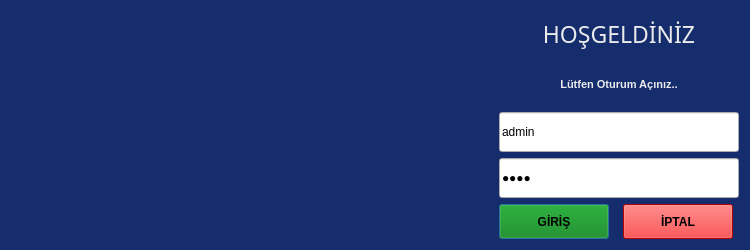
Above: ui/ui_files/auth_window.ui from AyhanErcan70/SATTUP before the change. Below: the same form after it.
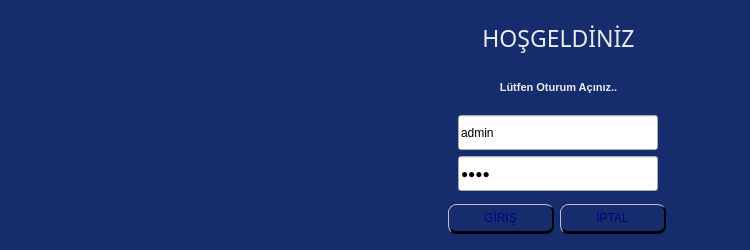
That is the form after the change. Icons and pictures are not drawn.

Commit message: Login-Logout çalışmaları

```diff
--- a/ui/ui_files/auth_window.ui
+++ b/ui/ui_files/auth_window.ui
@@ -26,10 +26,56 @@
    <string>Oturum Açma Paneli</string>
   </property>
   <property name="styleSheet">
-   <string notr="true">#auth_form{
+   <string notr="true">*#auth_form{
 background-color: #162D6D;
 }
-QPushButton#btn_login {
+QPushButton {
+	background-color: qlineargradient(x1:0, y1:0, x2:0, y2:1,
+                                      stop:0 #dcdcdd, stop: 0.5 #acacac,
+                                      stop: 0.6 #959595, stop:1 #828282);
+    color: #00007f;
+	
+    font-family: '', sans-serif;
+	font: 10pt &quot;&quot;;
+	font: 900 9pt &quot;&quot;;
+	font: 9pt &quot;&quot;;
+	font: 700 10pt &quot;DaytonaPro&quot;;
+    
+    font-size: 12px;
+    border-radius: 8px;
+	border-top: 1px solid #C0C0C0;
+    border-left: 1px solid #C0C0C0;
+    border-right: 2px solid #000;  /* Sağ gölge kalınlığı */
+    border-bottom: 3px solid #000; /* Alt gölge kalınlığı */
+    
+    margin-right: 4px; /* Gölgenin kesilmemesi için alan bırakıyoruz */
+    margin-bottom: 5px;
+    
+}
+/* Üzerine gelince gölge rengini biraz açabiliriz */
+QPushButton:hover {
+	background-color: qlineargradient(x1:0, y1:0, x2:0, y2:1,
+                                      stop:0 #dcdcdd, stop: 0.5 #acacac,
+                                      stop: 0.6 #959595, stop:1 #828282);
+    border-right: 4px solid #A9A9A9;
+    border-bottom: 5px solid #808080;
+	margin-top: 2px;
+}
+QPushButton#btn_login:hover {color:#007900;}
+QPushButton#btn_cancel:hover {color:#b10000;}
+
+/* Basıldığında gölgeler küçülmeli ki buton çökmüş görünsün */
+QPushButton:pressed {
+    color: #ffaa00;
+    border: 2px solid #ffffff;  /* Sağ gölge kaybolur */      
+    margin-top: 4px;    /* Butonu fiziksel olarak aşağı kaydırır */
+    margin-left: 2px;   /* Butonu fiziksel olarak sağa kaydırır */
+    margin-bottom: 1px;
+    margin-right: 2px;
+    padding-top: 8px;  /* Metni buton içinde aşağı kaydırır */
+}
+
+/*QPushButton#btn_login {
 background-color: green;
 font: 12pt &quot;Century Gothic&quot;;
 font-weight: bold;
@@ -38,7 +84,7 @@
 background-color: red;
 font: 12pt &quot;Century Gothic&quot;;
 font-weight: bold;
-}
+}*/
 
 QLineEdit {
 font: 11pt &quot;Century Gothic&quot;;
@@ -56,12 +102,8 @@
 padding-top: 8px;
 }
 
-#btn_login:pressed, #btn_cancel:pressed {
-background-color: #ffaa00;
-border: 3px solid #ffffff;
-border-radius: 6px;
-padding-top: 8px;
-}</string>
+
+</string>
   </property>
   <property name="sizeGripEnabled">
    <bool>false</bool>
@@ -69,7 +111,7 @@
   <property name="modal">
    <bool>false</bool>
   </property>
-  <layout class="QGridLayout" name="gridLayout_2">
+  <layout class="QGridLayout" name="gridLayout_4">
    <item row="0" column="0">
     <widget class="QWidget" name="logo_wid" native="true">
      <property name="styleSheet">
@@ -79,9 +121,110 @@
     </widget>
    </item>
    <item row="0" column="1">
-    <layout class="QGridLayout" name="gridLayout">
-     <item row="0" column="0" colspan="2">
+    <widget class="QFrame" name="frame">
+     <property name="frameShape">
+      <enum>QFrame::Shape::NoFrame</enum>
+     </property>
+     <property name="frameShadow">
+      <enum>QFrame::Shadow::Raised</enum>
+     </property>
+     <layout class="QGridLayout" name="gridLayout_3">
+      <property name="leftMargin">
+       <number>0</number>
+      </property>
+      <property name="topMargin">
+       <number>0</number>
+      </property>
+      <property name="rightMargin">
+       <number>0</number>
+      </property>
+      <property name="bottomMargin">
+       <number>0</number>
+      </property>
+      <property name="spacing">
+       <number>0</number>
+      </property>
+      <item row="0" column="0">
+       <layout class="QGridLayout" name="gridLayout_2" rowstretch="0,0,0,0,1">
+        <property name="horizontalSpacing">
+         <number>2</number>
+        </property>
+        <property name="verticalSpacing">
+         <number>6</number>
+        </property>
+        <item row="4" column="1" alignment="Qt::AlignmentFlag::AlignLeft">
+         <widget class="QPushButton" name="btn_cancel">
+          <property name="sizePolicy">
+           <sizepolicy hsizetype="Fixed" vsizetype="Fixed">
+            <horstretch>0</horstretch>
+            <verstretch>0</verstretch>
+           </sizepolicy>
+          </property>
+          <property name="minimumSize">
+           <size>
+            <width>110</width>
+            <height>35</height>
+           </size>
+          </property>
+          <property name="maximumSize">
+           <size>
+            <width>110</width>
+            <height>35</height>
+           </size>
+          </property>
+          <property name="text">
+           <string>İPTAL</string>
+          </property>
+         </widget>
+        </item>
+        <item row="4" column="0" alignment="Qt::AlignmentFlag::AlignRight">
+         <widget class="QPushButton" name="btn_login">
+          <property name="sizePolicy">
+           <sizepolicy hsizetype="Fixed" vsizetype="Fixed">
+            <horstretch>0</horstretch>
+            <verstretch>0</verstretch>
+           </sizepolicy>
+          </property>
+          <property name="minimumSize">
+           <size>
+            <width>110</width>
+            <height>35</height>
+           </size>
+          </property>
+          <property name="maximumSize">
+           <size>
+            <width>110</width>
+            <height>35</height>
+           </size>
+          </property>
+          <property name="styleSheet">
+           <string notr="true"/>
+          </property>
+          <property name="text">
+           <string>GİRİŞ</string>
+          </property>
+         </widget>
+        </item>
+        <item row="0" column="0" colspan="2" alignment="Qt::AlignmentFlag::AlignHCenter|Qt::AlignmentFlag::AlignBottom">
       <widget class="QLabel" name="lbl_welcome">
+          <property name="sizePolicy">
+           <sizepolicy hsizetype="Fixed" vsizetype="Fixed">
+            <horstretch>0</horstretch>
+            <verstretch>0</verstretch>
+           </sizepolicy>
+          </property>
+          <property name="minimumSize">
+           <size>
+            <width>0</width>
+            <height>30</height>
+           </size>
+          </property>
+          <property name="maximumSize">
+           <size>
+            <width>16777215</width>
+            <height>30</height>
+           </size>
+          </property>
        <property name="font">
         <font>
          <family>Grenada</family>
@@ -98,8 +241,26 @@
        </property>
       </widget>
      </item>
-     <item row="1" column="0" colspan="2">
+        <item row="1" column="0" colspan="2" alignment="Qt::AlignmentFlag::AlignBottom">
       <widget class="QLabel" name="lbl_login">
+          <property name="sizePolicy">
+           <sizepolicy hsizetype="Preferred" vsizetype="Fixed">
+            <horstretch>0</horstretch>
+            <verstretch>0</verstretch>
+           </sizepolicy>
+          </property>
+          <property name="minimumSize">
+           <size>
+            <width>0</width>
+            <height>30</height>
+           </size>
+          </property>
+          <property name="maximumSize">
+           <size>
+            <width>16777215</width>
+            <height>30</height>
+           </size>
+          </property>
        <property name="font">
         <font>
          <family>Microsoft Sans Serif</family>
@@ -116,7 +277,7 @@
        </property>
       </widget>
      </item>
-     <item row="2" column="0" colspan="2">
+        <item row="2" column="0" colspan="2" alignment="Qt::AlignmentFlag::AlignHCenter|Qt::AlignmentFlag::AlignBottom">
       <widget class="QLineEdit" name="txt_user">
        <property name="sizePolicy">
         <sizepolicy hsizetype="Fixed" vsizetype="Fixed">
@@ -126,14 +287,14 @@
        </property>
        <property name="minimumSize">
         <size>
-         <width>240</width>
-         <height>40</height>
+            <width>200</width>
+            <height>35</height>
         </size>
        </property>
        <property name="maximumSize">
         <size>
-         <width>220</width>
-         <height>40</height>
+            <width>200</width>
+            <height>35</height>
         </size>
        </property>
        <property name="text">
@@ -144,7 +305,7 @@
        </property>
       </widget>
      </item>
-     <item row="3" column="0" colspan="2">
+        <item row="3" column="0" colspan="2" alignment="Qt::AlignmentFlag::AlignHCenter|Qt::AlignmentFlag::AlignTop">
       <widget class="QLineEdit" name="txt_pass">
        <property name="sizePolicy">
         <sizepolicy hsizetype="Fixed" vsizetype="Fixed">
@@ -154,14 +315,14 @@
        </property>
        <property name="minimumSize">
         <size>
-         <width>240</width>
-         <height>40</height>
+            <width>200</width>
+            <height>35</height>
         </size>
        </property>
        <property name="maximumSize">
         <size>
-         <width>220</width>
-         <height>40</height>
+            <width>200</width>
+            <height>35</height>
         </size>
        </property>
        <property name="text">
@@ -175,64 +336,10 @@
        </property>
       </widget>
      </item>
-     <item row="4" column="0">
-      <widget class="QPushButton" name="btn_login">
-       <property name="sizePolicy">
-        <sizepolicy hsizetype="Fixed" vsizetype="Fixed">
-         <horstretch>0</horstretch>
-         <verstretch>0</verstretch>
-        </sizepolicy>
-       </property>
-       <property name="minimumSize">
-        <size>
-         <width>110</width>
-         <height>35</height>
-        </size>
-       </property>
-       <property name="maximumSize">
-        <size>
-         <width>110</width>
-         <height>35</height>
-        </size>
-       </property>
-       <property name="styleSheet">
-        <string notr="true">#btn_login:pressed {
-background-color: #ffaa00;
-border: 3px solid #ffffff;
-padding-top: 8px;
-}</string>
-       </property>
-       <property name="text">
-        <string>GİRİŞ</string>
-       </property>
-      </widget>
-     </item>
-     <item row="4" column="1">
-      <widget class="QPushButton" name="btn_cancel">
-       <property name="sizePolicy">
-        <sizepolicy hsizetype="Fixed" vsizetype="Fixed">
-         <horstretch>0</horstretch>
-         <verstretch>0</verstretch>
-        </sizepolicy>
-       </property>
-       <property name="minimumSize">
-        <size>
-         <width>110</width>
-         <height>35</height>
-        </size>
-       </property>
-       <property name="maximumSize">
-        <size>
-         <width>110</width>
-         <height>35</height>
-        </size>
-       </property>
-       <property name="text">
-        <string>İPTAL</string>
-       </property>
-      </widget>
-     </item>
-    </layout>
+       </layout>
+      </item>
+     </layout>
+    </widget>
    </item>
   </layout>
  </widget>
```
Left out of the diff: 11 changed lines with no effect on the pictures. Lines whose indentation alone changed are shown as unchanged. The commit also changes 25 other files.
